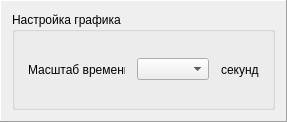
The window that src/resources/frm_online_control_plot.ui (mcsltd/mcs-inRat-planner) describes before a commit, drawn with Qt 5.
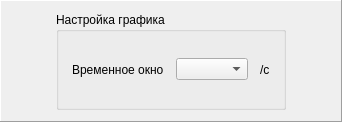
The same window after the commit.

Commit message: ui: add widgets for control device, storage, display

```diff
--- a/src/resources/frm_online_control_plot.ui
+++ b/src/resources/frm_online_control_plot.ui
@@ -6,7 +6,7 @@
    <rect>
     <x>0</x>
     <y>0</y>
-    <width>287</width>
+    <width>342</width>
     <height>122</height>
    </rect>
   </property>
@@ -66,25 +66,43 @@
         </property>
         <item>
          <widget class="QLabel" name="labelAxisX">
+          <property name="sizePolicy">
+           <sizepolicy hsizetype="Expanding" vsizetype="Preferred">
+            <horstretch>0</horstretch>
+            <verstretch>0</verstretch>
+           </sizepolicy>
+          </property>
+          <property name="minimumSize">
+           <size>
+            <width>60</width>
+            <height>0</height>
+           </size>
+          </property>
           <property name="text">
-           <string>Масштаб времени</string>
+           <string>Временное окно</string>
           </property>
          </widget>
         </item>
         <item>
          <widget class="QComboBox" name="comboBoxTimebase">
           <property name="sizePolicy">
-           <sizepolicy hsizetype="Minimum" vsizetype="Fixed">
+           <sizepolicy hsizetype="Expanding" vsizetype="Fixed">
             <horstretch>0</horstretch>
             <verstretch>0</verstretch>
            </sizepolicy>
           </property>
+          <property name="minimumSize">
+           <size>
+            <width>40</width>
+            <height>0</height>
+           </size>
+          </property>
          </widget>
         </item>
         <item>
          <widget class="QLabel" name="labelAxisXDim">
           <property name="text">
-           <string>секунд</string>
+           <string>/с</string>
           </property>
          </widget>
         </item>
```
The commit also changes 9 other files.
